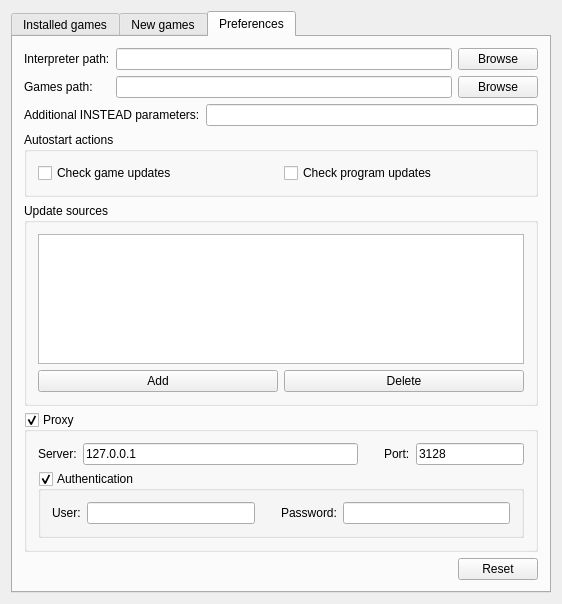
The window that mainwindow.ui (instead-hub/instead-launcher) describes before a commit, drawn with Qt 5.
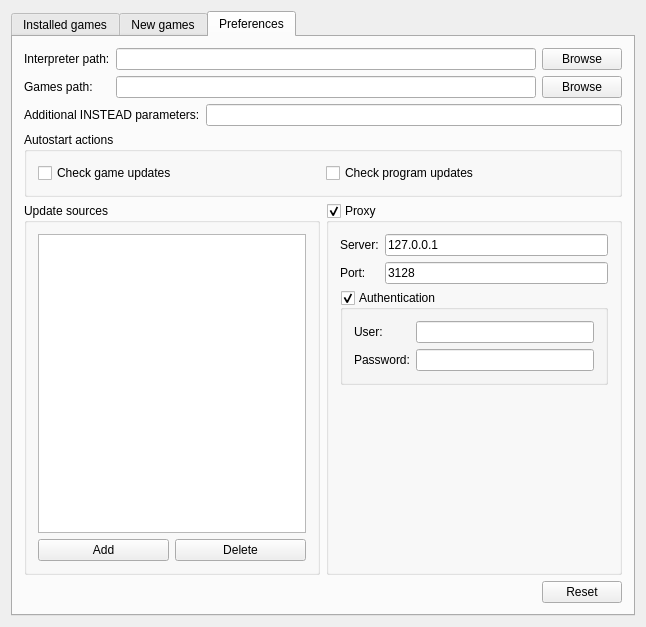
The same window after the commit.

```diff
--- a/mainwindow.ui
+++ b/mainwindow.ui
@@ -6,8 +6,8 @@
    <rect>
     <x>0</x>
     <y>0</y>
-    <width>562</width>
-    <height>604</height>
+    <width>646</width>
+    <height>627</height>
    </rect>
   </property>
   <property name="windowTitle">
@@ -302,6 +302,8 @@
          </widget>
         </item>
         <item row="3" column="0">
+         <layout class="QHBoxLayout" name="horizontalLayout_9">
+          <item>
          <widget class="QGroupBox" name="updateUrlBox">
           <property name="title">
            <string>Update sources</string>
@@ -356,7 +358,7 @@
           </layout>
          </widget>
         </item>
-        <item row="4" column="0">
+          <item>
          <widget class="QGroupBox" name="proxyGroupBox">
           <property name="title">
            <string>Proxy</string>
@@ -369,15 +371,15 @@
           </property>
           <layout class="QGridLayout" name="gridLayout_4">
            <item row="0" column="0">
-            <layout class="QHBoxLayout" name="horizontalLayout_8">
-             <item>
+              <layout class="QFormLayout" name="formLayout_2">
+               <item row="0" column="0">
               <widget class="QLabel" name="proxyServerLabel">
                <property name="text">
                 <string>Server:</string>
                </property>
               </widget>
              </item>
-             <item>
+               <item row="0" column="1">
               <widget class="QLineEdit" name="proxyServerLineEdit">
                <property name="sizePolicy">
                 <sizepolicy hsizetype="MinimumExpanding" vsizetype="Fixed">
@@ -390,30 +392,14 @@
                </property>
               </widget>
              </item>
-             <item>
-              <spacer name="horizontalSpacer_6">
-               <property name="orientation">
-                <enum>Qt::Horizontal</enum>
-               </property>
-               <property name="sizeType">
-                <enum>QSizePolicy::Fixed</enum>
-               </property>
-               <property name="sizeHint" stdset="0">
-                <size>
-                 <width>20</width>
-                 <height>20</height>
-                </size>
-               </property>
-              </spacer>
-             </item>
-             <item>
+               <item row="1" column="0">
               <widget class="QLabel" name="proxyPortLabel">
                <property name="text">
                 <string>Port:</string>
                </property>
               </widget>
              </item>
-             <item>
+               <item row="1" column="1">
               <widget class="QLineEdit" name="proxyPortLineEdit">
                <property name="sizePolicy">
                 <sizepolicy hsizetype="Minimum" vsizetype="Fixed">
@@ -438,45 +424,29 @@
              </property>
              <layout class="QGridLayout" name="gridLayout_5">
               <item row="0" column="0">
-               <layout class="QHBoxLayout" name="horizontalLayout_9">
-                <item>
+                 <layout class="QFormLayout" name="formLayout">
+                  <item row="0" column="0">
                  <widget class="QLabel" name="proxyUserLabel">
                   <property name="text">
                    <string>User:</string>
                   </property>
                  </widget>
                 </item>
-                <item>
+                  <item row="0" column="1">
                  <widget class="QLineEdit" name="proxyUserLineEdit">
                   <property name="text">
                    <string/>
                   </property>
                  </widget>
                 </item>
-                <item>
-                 <spacer name="horizontalSpacer_7">
-                  <property name="orientation">
-                   <enum>Qt::Horizontal</enum>
-                  </property>
-                  <property name="sizeType">
-                   <enum>QSizePolicy::Fixed</enum>
-                  </property>
-                  <property name="sizeHint" stdset="0">
-                   <size>
-                    <width>20</width>
-                    <height>20</height>
-                   </size>
-                  </property>
-                 </spacer>
-                </item>
-                <item>
+                  <item row="1" column="0">
                  <widget class="QLabel" name="proxyPasswordLabel">
                   <property name="text">
                    <string>Password:</string>
                   </property>
                  </widget>
                 </item>
-                <item>
+                  <item row="1" column="1">
                  <widget class="QLineEdit" name="proxyPasswordLineEdit">
                   <property name="text">
                    <string/>
@@ -488,10 +458,25 @@
              </layout>
             </widget>
            </item>
+             <item row="2" column="0">
+              <spacer name="verticalSpacer">
+               <property name="orientation">
+                <enum>Qt::Vertical</enum>
+               </property>
+               <property name="sizeHint" stdset="0">
+                <size>
+                 <width>20</width>
+                 <height>40</height>
+                </size>
+               </property>
+              </spacer>
+             </item>
           </layout>
          </widget>
         </item>
-        <item row="5" column="0">
+         </layout>
+        </item>
+        <item row="4" column="0">
          <layout class="QHBoxLayout" name="horizontalLayout_4">
           <item>
            <spacer name="horizontalSpacer_3">
```
Left out of the diff: 12 changed lines with no effect on the pictures. Lines whose indentation alone changed are shown as unchanged.
